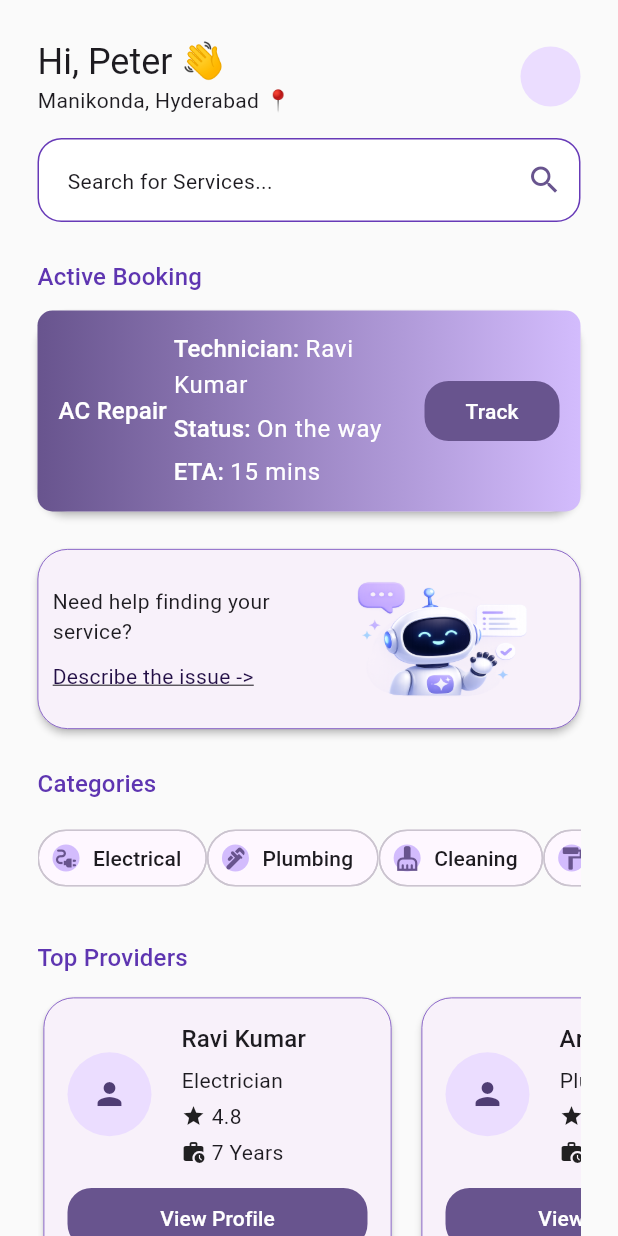
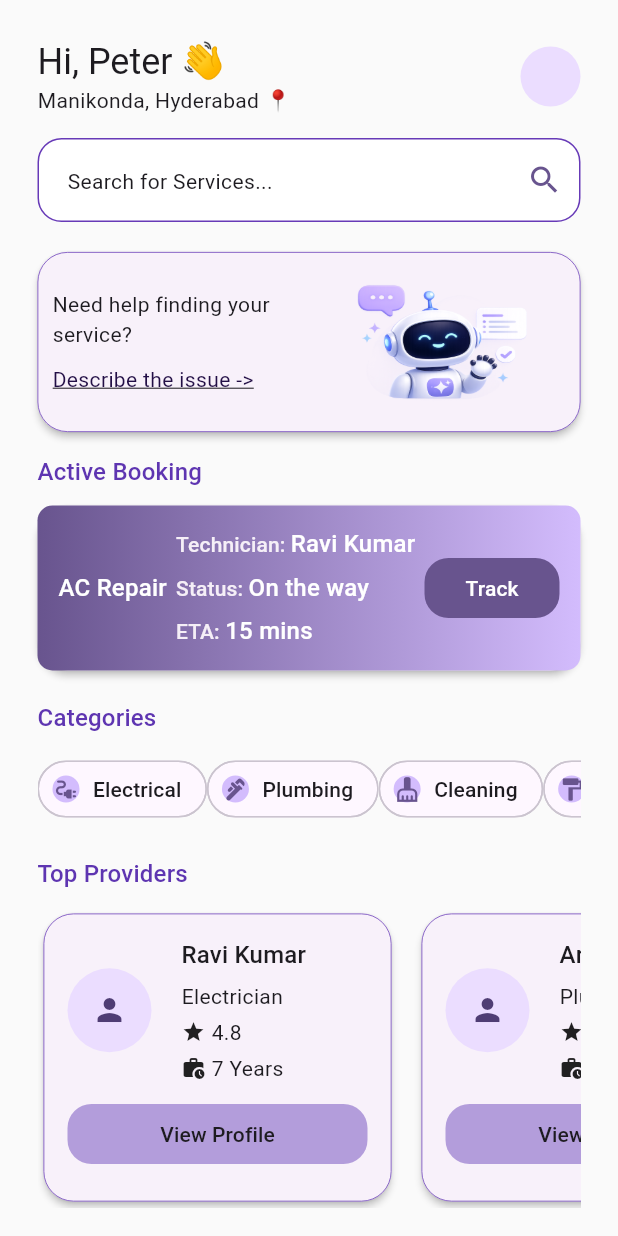
Before and after one commit to swish77/home_assist, a Flutter app: the screen it shows after launch, after a tap on "Track", on a phone screen of 412 x 824 dp. Run offline on Flutter 3.47's test engine with Material 3 defaults, Android fonts, the phone set to English and light mode, and no system bars.

Commit message:
Completed home screen sections

```diff
--- a/lib/app/theme/app_theme.dart
+++ b/lib/app/theme/app_theme.dart
@@ -32,6 +32,7 @@ class AppTheme {
       filledButtonTheme: FilledButtonThemeData(
         style: FilledButton.styleFrom(
           minimumSize: const Size(double.infinity, 40),
+          backgroundColor:AppColors.seed.shade200,
           shape: RoundedRectangleBorder(
             borderRadius: BorderRadius.circular(16),
           ),
--- a/lib/features/home/presentation/screens/home_screen.dart
+++ b/lib/features/home/presentation/screens/home_screen.dart
@@ -22,8 +22,9 @@ class HomeScreen extends StatelessWidget {
                 children: [
                   GreetingSection(userName: 'Peter', userLocation: 'Manikonda, Hyderabad',),
                   SearchSection(),
+
+                  AiAssistantCard(),
                   ActiveBookingCard(serviceName: 'AC Repair', workerName: 'Ravi Kumar', status: 'On the way', eta: '15 mins', onPressed: (){}),
-                  AiAssistantCard(),
                   CategoriesSection(),
                   TopProvidersSection(),
                   PopularServicesSection()
--- a/lib/features/home/presentation/widgets/active_booking_card.dart
+++ b/lib/features/home/presentation/widgets/active_booking_card.dart
@@ -16,11 +16,10 @@ class ActiveBookingCard extends StatelessWidget {
     final colorScheme = theme.colorScheme;
     final textTheme = theme.textTheme;
 
-    return Padding(
-      padding: const EdgeInsets.symmetric(vertical: 10.0),
-      child: Column(
+    return Column(
       crossAxisAlignment: CrossAxisAlignment.start,
       children: [
+        SizedBox(height: 10,),
         SectionHeader(sectionName: 'Active Booking'),
         Card(
           // color: Theme.of(context).colorScheme.primaryContainer,
@@ -60,7 +59,9 @@ class ActiveBookingCard extends StatelessWidget {
                 SizedBox(
                   width: 90,
                   child: FilledButton(onPressed: (){},
-                        // style: ElevatedButton.styleFrom(backgroundColor: Theme.of(context).primaryColor,),
+                      style: FilledButton.styleFrom(
+                        backgroundColor: theme.colorScheme.primary,
+                      ),
                       child: Text('Track',
                         style: textTheme.labelLarge!.copyWith(color: Colors.white),
                       )),
@@ -70,17 +71,16 @@ class ActiveBookingCard extends StatelessWidget {
           ),
         )
       ],
-      ),
     );
   }
 
   Widget _buildActiveCardDetails(BuildContext context, {required String title, required String data}) {
     return RichText(text: TextSpan(
                     children: [
-                      TextSpan(text: '$title: ', style: Theme.of(context).textTheme.titleMedium!.copyWith(
-                          color: Colors.white
+                      TextSpan(text: '$title: ', style: Theme.of(context).textTheme.titleSmall!.copyWith(
+                          color: Theme.of(context).colorScheme.onInverseSurface
                       ),),
-                      TextSpan(text: data, style: Theme.of(context).textTheme.bodyLarge!.copyWith(
+                      TextSpan(text: data, style: Theme.of(context).textTheme.titleMedium!.copyWith(
                           color: Colors.white
                       ),)
                     ]
--- a/lib/features/home/presentation/widgets/categories_section.dart
+++ b/lib/features/home/presentation/widgets/categories_section.dart
@@ -18,12 +18,12 @@ class _CategoriesSectionState extends State<CategoriesSection> {
   @override
   Widget build(BuildContext context) {
     return Padding(
-      padding: const EdgeInsets.symmetric(vertical: 20.0),
+      padding: const EdgeInsets.symmetric(vertical: 10.0),
       child: Column(
         crossAxisAlignment: CrossAxisAlignment.start,
         children: [
           SectionHeader(sectionName: 'Categories'),
-          const SizedBox(height: 12),
+          const SizedBox(height: 10),
 
           // Wrap(
           //   runSpacing: 10,
--- a/lib/features/home/presentation/widgets/popular_services_section.dart
+++ b/lib/features/home/presentation/widgets/popular_services_section.dart
@@ -105,6 +105,7 @@ class _PopularServicesSectionState extends State<PopularServicesSection> {
     return Column(
       crossAxisAlignment: CrossAxisAlignment.start,
       children: [
+        SizedBox(height: 20,),
         SectionHeader(sectionName: 'Popular Services'),
         SizedBox(height: 10,),
 
--- a/lib/features/home/presentation/widgets/provider_card.dart
+++ b/lib/features/home/presentation/widgets/provider_card.dart
@@ -66,12 +66,12 @@ class ProviderCard extends StatelessWidget {
                 ],
               ),
               SizedBox(height: 10,),
-              SizedBox(
-                // width: 90,
-                child: FilledButton(
-                  onPressed: providerModel.onTap,
-                  child: const Text('View Profile'),
-                ),
+              FilledButton(
+                onPressed: providerModel.onTap,
+                child: Text('View Profile',
+                  style: Theme.of(context).textTheme.titleSmall!.copyWith(
+                    // color: Theme.of(context).colorScheme.onPrimaryFixed
+                  ),),
               ),
             ],
           ),
--- a/lib/features/home/presentation/widgets/service_card.dart
+++ b/lib/features/home/presentation/widgets/service_card.dart
@@ -1,4 +1,5 @@
 import 'package:flutter/material.dart';
+import 'package:home_assist/app/theme/app_colors.dart';
 import 'package:home_assist/features/services/domain/entities/service.dart';
 
 class ServiceCard extends StatelessWidget {
@@ -16,6 +17,12 @@ class ServiceCard extends StatelessWidget {
     return SizedBox(
       width: 220,
       child: Card(
+        elevation: 2,
+        color: AppColors.seed.shade200,
+        shape: RoundedRectangleBorder(
+          side: BorderSide(width: 0.5, color: AppColors.seed, ),
+          borderRadius: BorderRadius.circular(20),
+        ),
         child: Padding(
           padding: const EdgeInsets.all(16),
           child: Column(
@@ -23,8 +30,10 @@ class ServiceCard extends StatelessWidget {
             children: [
               CircleAvatar(
                 radius: 24,
+                backgroundColor: theme.colorScheme.onInverseSurface,
+                // backgroundColor: theme.colorScheme.primary,
                 child: Icon(
-                  service.category.icon,
+                  service.category.icon, color: theme.colorScheme.primary,
                 ),
               ),
 
@@ -34,21 +43,27 @@ class ServiceCard extends StatelessWidget {
                 service.name,
                 maxLines: 2,
                 overflow: TextOverflow.ellipsis,
-                style: theme.textTheme.titleMedium,
+                style: theme.textTheme.titleMedium!.copyWith(
+                  color: theme.colorScheme.onTertiary
+                ),
               ),
 
               const SizedBox(height: 8),
 
               Text(
                 service.category.name,
-                style: theme.textTheme.bodyMedium,
+                style: theme.textTheme.bodyMedium!.copyWith(
+                    color: theme.colorScheme.onTertiary
+                ),
               ),
 
               const Spacer(),
 
               Text(
                 'Starting at ₹${service.startingPrice.toInt()}',
-                style: theme.textTheme.titleSmall,
+                style: theme.textTheme.titleSmall!.copyWith(
+                    color: theme.colorScheme.onTertiary
+                ),
               ),
 
               const SizedBox(height: 12),
@@ -57,7 +72,18 @@ class ServiceCard extends StatelessWidget {
                 width: double.infinity,
                 child: FilledButton(
                   onPressed: service.onTap,
-                  child: const Text('Book Now'),
+                  style: FilledButton.styleFrom(
+                    backgroundColor: theme.colorScheme.onInverseSurface,
+                      // minimumSize: const Size(double.infinity, 40),
+                      shape: RoundedRectangleBorder(
+                        borderRadius: BorderRadius.circular(16),
+                      ),
+                    ),
+                  child: Text('Book Now',
+                      style: theme.textTheme.titleSmall!.copyWith(
+                          color: theme.colorScheme.primary
+                      )
+                  ),
                 ),
               ),
             ],
--- a/lib/features/home/presentation/widgets/top_providers_section.dart
+++ b/lib/features/home/presentation/widgets/top_providers_section.dart
@@ -51,11 +51,10 @@ class _TopProvidersSectionState extends State<TopProvidersSection> {
 
   @override
   Widget build(BuildContext context) {
-    return Padding(
-      padding: const EdgeInsets.symmetric(vertical: 10.0),
-      child: Column(
+    return Column(
       crossAxisAlignment: CrossAxisAlignment.start,
       children: [
+        SizedBox(height: 10,),
         SectionHeader(sectionName: 'Top Providers'),
         SizedBox(height: 10,),
         SizedBox(
@@ -73,7 +72,6 @@ class _TopProvidersSectionState extends State<TopProvidersSection> {
           ),
         )
       ],
-      ),
     );
   }
 }
```
Also changed, not shown: lib/features/providers/presentation/screens/provider_profile_screen.dart (added). Lines whose indentation alone changed are shown as unchanged.
